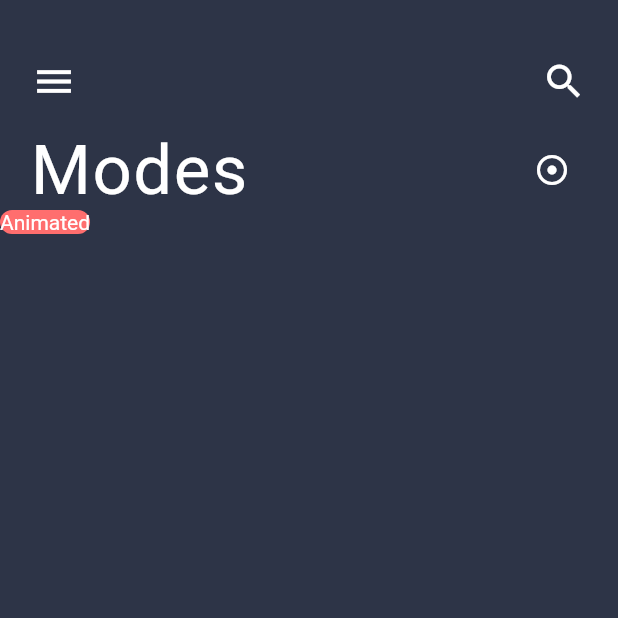
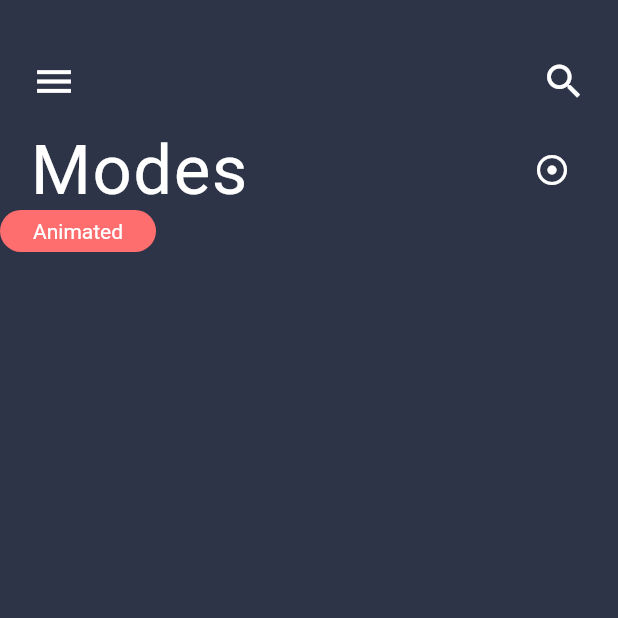
Before and after one commit to Utk42/first_flutter_app, a Flutter app: the screen it shows after launch, on a phone screen of 412 x 824 dp, the top half of it. Run offline on Flutter 3.47's test engine with Material 2 defaults, Android fonts, the phone set to English and light mode, and no system bars.

Commit message:
Padding around 'Animated' Container
Signed-off-by: Utk42 <utkcrypto@gmail.com>

```diff
--- a/app/lib/main.dart
+++ b/app/lib/main.dart
@@ -85,10 +85,16 @@ class _MyAppState extends State<MyApp> {
                     borderRadius: BorderRadius.circular(20.0),
                   ),
                   child: Center(
-                    child: Text(
-                      "Animated",
-                      style: TextStyle(
-                        color: Colors.white,
+                    child: Padding(
+                      padding: const EdgeInsets.symmetric(
+                        horizontal: 22.0,
+                        vertical: 6.0,
+                      ),
+                      child: Text(
+                        "Animated",
+                        style: TextStyle(
+                          color: Colors.white,
+                        ),
                       ),
                     ),
                   ),
```
